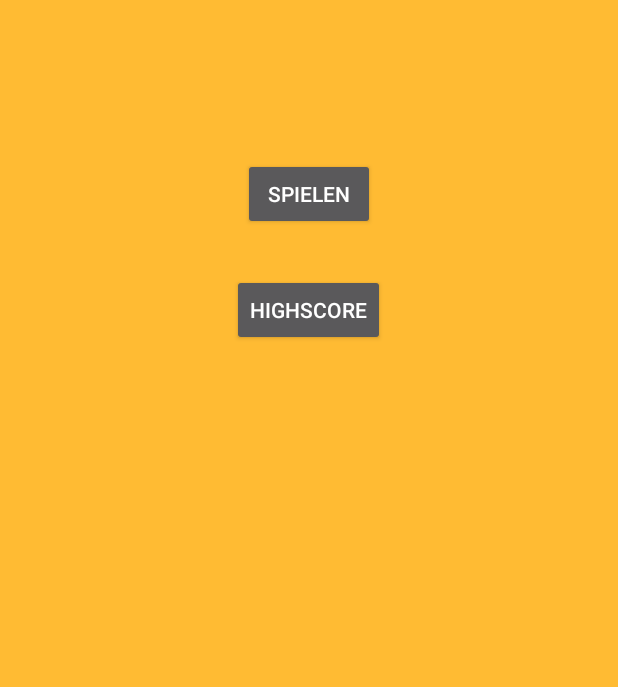
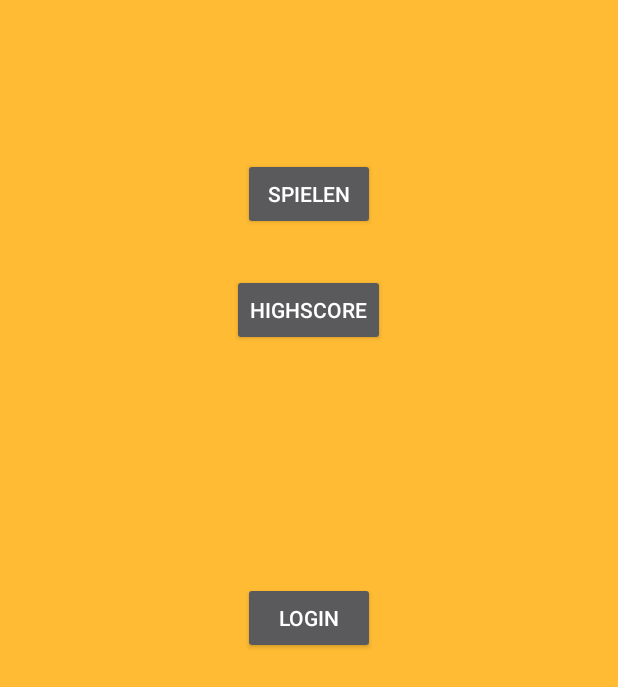
Before and after one commit to ti7215fi/PME16_crafting_game, an Android app: the screen it shows after launch (MainActivity), on a phone screen of 412 x 824 dp. Shown: the top 687 px of the screen. Run offline under Robolectric (Android 15) with nearby library versions, the phone set to English and light mode, and no system bars.

Commit message:
add new buttons and onClickListener (highscore, login)

```diff
--- a/app/src/main/java/ferdi/david/tim/pme16_crafting_game/MainActivity.java
+++ b/app/src/main/java/ferdi/david/tim/pme16_crafting_game/MainActivity.java
@@ -8,7 +8,33 @@ import android.view.WindowManager;
 import android.widget.Button;
 
 public class MainActivity extends AppCompatActivity {
-    Button buttonStart;
+    private Button buttonStart;
+    private View.OnClickListener buttonStartOnClick = new View.OnClickListener() {
+        @Override
+        public void onClick(View arg0) {
+            Intent i = new Intent(MainActivity.this, GameActivity.class);
+            startActivity(i);
+        }
+    };
+
+    private Button buttonHighscore;
+    private View.OnClickListener buttonHighScoreOnClick = new View.OnClickListener() {
+        @Override
+        public void onClick(View arg0) {
+            Intent i = new Intent(MainActivity.this, HighscoreActivity.class);
+            startActivity(i);
+        }
+    };
+
+    private Button buttonLogin;
+    private View.OnClickListener buttonLoginOnClick = new View.OnClickListener() {
+        @Override
+        public void onClick(View arg0) {
+            Intent i = new Intent(MainActivity.this, LoginActivity.class);
+            startActivity(i);
+        }
+    };
+
     @Override
     protected void onCreate(Bundle savedInstanceState) {
         super.onCreate(savedInstanceState);
@@ -17,9 +43,19 @@ public class MainActivity extends AppCompatActivity {
         setContentView(R.layout.activity_main);
 
         buttonStart = (Button)findViewById(R.id.bntStart);
+        if(buttonStart != null) {
+            buttonStart.setOnClickListener(buttonStartOnClick);
+        }
+
+        buttonHighscore = (Button)findViewById(R.id.btnHighscore);
+        if(buttonHighscore != null) {
+            buttonHighscore.setOnClickListener(buttonHighScoreOnClick);
+        }
+
+        buttonLogin = (Button)findViewById(R.id.btnLogin);
+        if(buttonLogin != null) {
+            buttonLogin.setOnClickListener(buttonLoginOnClick);
+        }
     }
-    public void onClick(View arg0) {
-        Intent i = new Intent(MainActivity.this, GameActivity.class);
-        startActivity(i);
-    }
+
 }
--- a/app/src/main/res/layout/activity_main.xml
+++ b/app/src/main/res/layout/activity_main.xml
@@ -17,15 +17,22 @@
         android:layout_alignParentTop="true"
         android:layout_centerHorizontal="true"
         android:layout_marginTop="89dp"
-        android:id="@+id/bntStart"
-        android:onClick="onClick" />
+        android:id="@+id/bntStart"/>
 
     <Button
         android:layout_width="wrap_content"
         android:layout_height="wrap_content"
         android:text="@string/bnt_highscore"
-        android:id="@+id/button2"
+        android:id="@+id/btnHighscore"
         android:layout_below="@+id/bntStart"
         android:layout_centerHorizontal="true"
         android:layout_marginTop="29dp" />
+
+    <Button
+        android:layout_width="wrap_content"
+        android:layout_height="wrap_content"
+        android:text="@string/btn_login"
+        android:id="@+id/btnLogin"
+        android:layout_centerVertical="true"
+        android:layout_centerHorizontal="true" />
 </RelativeLayout>
```
